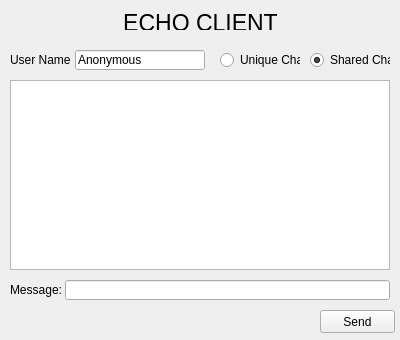
This is examples/sfwecho/sfwecho_client/sfwecho_client.ui in qtproject/qt-mobility as Qt 5 draws it before an edit. The edited form follows.
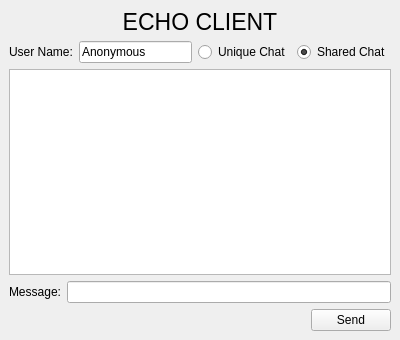
This is the edited form.

Commit message: Make desktop widget resizeable

What changed in the file:
```diff
--- a/examples/sfwecho/sfwecho_client/sfwecho_client.ui
+++ b/examples/sfwecho/sfwecho_client/sfwecho_client.ui
@@ -14,96 +14,9 @@
    <string>EchoClient</string>
   </property>
   <widget class="QWidget" name="centralwidget">
-   <widget class="QTextEdit" name="echoBox">
-    <property name="enabled">
-     <bool>true</bool>
-    </property>
-    <property name="geometry">
-     <rect>
-      <x>10</x>
-      <y>80</y>
-      <width>380</width>
-      <height>190</height>
-     </rect>
-    </property>
-    <property name="readOnly">
-     <bool>true</bool>
-    </property>
-   </widget>
-   <widget class="QPushButton" name="sendButton">
-    <property name="geometry">
-     <rect>
-      <x>320</x>
-      <y>310</y>
-      <width>75</width>
-      <height>23</height>
-     </rect>
-    </property>
-    <property name="text">
-     <string>Send</string>
-    </property>
-   </widget>
-   <widget class="QLineEdit" name="messageEdit">
-    <property name="geometry">
-     <rect>
-      <x>65</x>
-      <y>280</y>
-      <width>325</width>
-      <height>20</height>
-     </rect>
-    </property>
-   </widget>
-   <widget class="QLabel" name="messageLabel">
-    <property name="geometry">
-     <rect>
-      <x>10</x>
-      <y>280</y>
-      <width>51</width>
-      <height>20</height>
-     </rect>
-    </property>
-    <property name="text">
-     <string>Message:</string>
-    </property>
-   </widget>
-   <widget class="QRadioButton" name="uniqueChat">
-    <property name="geometry">
-     <rect>
-      <x>220</x>
-      <y>50</y>
-      <width>80</width>
-      <height>20</height>
-     </rect>
-    </property>
-    <property name="text">
-     <string>Unique Chat</string>
-    </property>
-   </widget>
-   <widget class="QRadioButton" name="sharedChat">
-    <property name="geometry">
-     <rect>
-      <x>310</x>
-      <y>50</y>
-      <width>80</width>
-      <height>20</height>
-     </rect>
-    </property>
-    <property name="text">
-     <string>Shared Chat</string>
-    </property>
-    <property name="checked">
-     <bool>true</bool>
-    </property>
-   </widget>
+   <layout class="QVBoxLayout" name="verticalLayout">
+    <item>
    <widget class="QLabel" name="titleLabel">
-    <property name="geometry">
-     <rect>
-      <x>10</x>
-      <y>10</y>
-      <width>381</width>
-      <height>20</height>
-     </rect>
-    </property>
     <property name="font">
      <font>
       <pointsize>17</pointsize>
@@ -120,32 +33,91 @@
 &lt;p align=&quot;center&quot; style=&quot; margin-top:0px; margin-bottom:0px; margin-left:0px; margin-right:0px; -qt-block-indent:0; text-indent:0px;&quot;&gt;ECHO CLIENT&lt;/p&gt;&lt;/body&gt;&lt;/html&gt;</string>
     </property>
    </widget>
+    </item>
+    <item>
+     <layout class="QHBoxLayout" name="horizontalLayout">
+      <item>
    <widget class="QLabel" name="userLabel">
-    <property name="geometry">
-     <rect>
-      <x>10</x>
-      <y>50</y>
-      <width>60</width>
-      <height>20</height>
-     </rect>
-    </property>
     <property name="text">
      <string>User Name:</string>
     </property>
    </widget>
+      </item>
+      <item>
    <widget class="QLineEdit" name="userName">
-    <property name="geometry">
-     <rect>
-      <x>75</x>
-      <y>50</y>
-      <width>130</width>
-      <height>20</height>
-     </rect>
-    </property>
     <property name="text">
      <string>Anonymous</string>
     </property>
    </widget>
+      </item>
+      <item>
+       <widget class="QRadioButton" name="uniqueChat">
+        <property name="text">
+         <string>Unique Chat</string>
+        </property>
+       </widget>
+      </item>
+      <item>
+       <widget class="QRadioButton" name="sharedChat">
+        <property name="text">
+         <string>Shared Chat</string>
+        </property>
+        <property name="checked">
+         <bool>true</bool>
+        </property>
+       </widget>
+      </item>
+     </layout>
+    </item>
+    <item>
+     <widget class="QTextEdit" name="echoBox">
+      <property name="enabled">
+       <bool>true</bool>
+      </property>
+      <property name="readOnly">
+       <bool>true</bool>
+      </property>
+     </widget>
+    </item>
+    <item>
+     <layout class="QHBoxLayout" name="horizontalLayout_2">
+      <item>
+       <widget class="QLabel" name="messageLabel">
+        <property name="text">
+         <string>Message:</string>
+        </property>
+       </widget>
+      </item>
+      <item>
+       <widget class="QLineEdit" name="messageEdit"/>
+      </item>
+     </layout>
+    </item>
+    <item>
+     <layout class="QHBoxLayout" name="horizontalLayout_3">
+      <item>
+       <spacer name="horizontalSpacer">
+        <property name="orientation">
+         <enum>Qt::Horizontal</enum>
+        </property>
+        <property name="sizeHint" stdset="0">
+         <size>
+          <width>40</width>
+          <height>20</height>
+         </size>
+        </property>
+       </spacer>
+      </item>
+      <item>
+       <widget class="QPushButton" name="sendButton">
+        <property name="text">
+         <string>Send</string>
+        </property>
+       </widget>
+      </item>
+     </layout>
+    </item>
+   </layout>
   </widget>
  </widget>
  <resources/>
```
Lines whose indentation alone changed are shown as unchanged.
